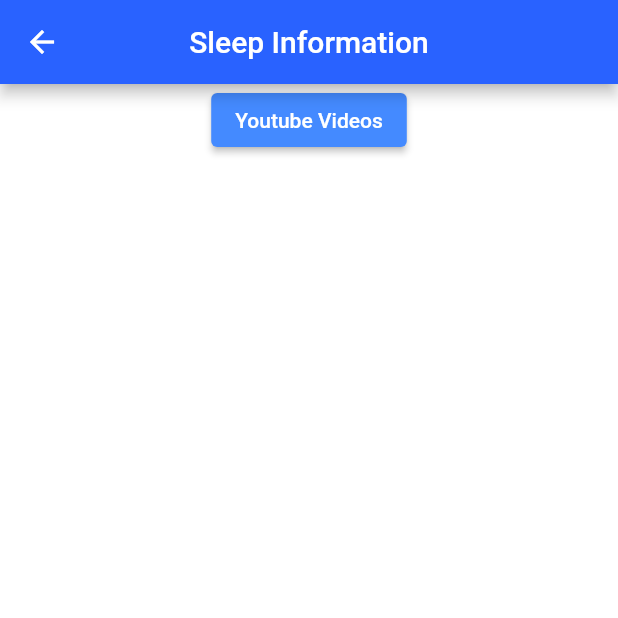
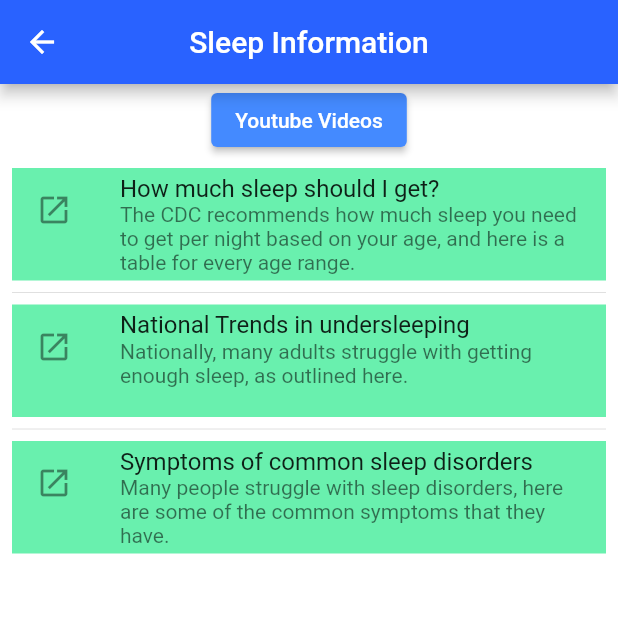
Before and after one commit to Snail51/SweetDreams, a Flutter app: the screen it shows after launch, after a tap on "More Info", on a phone screen of 412 x 824 dp, the top half of it. Run offline on Flutter 3.47's test engine with Material 2 defaults, Android fonts, the phone set to English and light mode, and no system bars; our stand-ins replace audioplayers, flutter_rating_bar; missing offline and left inert: time_range_picker.

Commit message:
Added scalable resource page, more resources can be added by adding an entry, a link, and a description to the respective arrays for each entry

```diff
--- a/lib/dreams/views/info_page.dart
+++ b/lib/dreams/views/info_page.dart
@@ -2,6 +2,7 @@ import 'package:flutter/cupertino.dart';
 import 'package:flutter/material.dart';
 import 'package:units/database.dart';
 import '../views/youtube_page.dart';
+import 'package:url_launcher/url_launcher.dart';
 
 class InfoPage extends StatefulWidget {
 
@@ -12,11 +13,74 @@ class InfoPage extends StatefulWidget {
   _InfoPageState createState() => _InfoPageState();
 }
 
+
+
 class _InfoPageState extends State<InfoPage>  {
   @override
   void initState() {
     super.initState();
   }
+
+  linksToWidget() {
+    List<Widget> content = [];
+    List<String> links = ["https://www.cdc.gov/sleep/features/getting-enough-sleep.html",
+        "https://www.cdc.gov/sleep/data-and-statistics/adults.html",
+    "https://www.sleepfoundation.org/sleep-disorders"
+    ];
+    List<String> names = ["How much sleep should I get?",
+      "National Trends in undersleeping",
+      "Symptoms of common sleep disorders"
+    ];
+    List<String> desc = ["The CDC recommends how much sleep you need to get per night based on your age, and here is a table for every age range.",
+      "Nationally, many adults struggle with getting enough sleep, as outlined here.",
+      "Many people struggle with sleep disorders, here are some of the common symptoms that they have."
+    ];
+
+
+    for(int i = 0; i < links.length; i++) {
+      content.add(ListTile(
+        leading: InkWell(
+          onTap: () => _launchUrl(Uri.parse(links[i])),
+          child: Icon(Icons.open_in_new),
+        ),
+        title: Text(names[i]),
+        subtitle:
+        Column(
+          crossAxisAlignment: CrossAxisAlignment.start,
+          children: [
+            Row(
+                children: <Widget>[
+                  Expanded(child: Text(desc[i]))]
+                ),
+              ],
+            ),
+        ),
+      );
+    }
+
+
+    return Expanded(child: ListView.separated(
+      padding: const EdgeInsets.all(8),
+      itemCount: content.length,
+      itemBuilder: (BuildContext context, int index)
+      {
+        return Container(
+          height: 75,
+          color: Colors.greenAccent,
+          child: content[index],
+        );
+      },
+      separatorBuilder: (BuildContext context, int index) => const Divider(),
+      addAutomaticKeepAlives: false,
+    ));
+  }
+
+  Future<void> _launchUrl(_url) async {
+    if (!await launchUrl(_url)) {
+      throw Exception('Could not launch $_url');
+    }
+  }
+
   @override
   Widget build(BuildContext context) {
     return Scaffold(
@@ -31,13 +95,14 @@ class _InfoPageState extends State<InfoPage>  {
             children: <Widget>[
               ElevatedButton(
                 style: ElevatedButton.styleFrom(
-                    primary: Colors.blueAccent
+                    backgroundColor: Colors.blueAccent
                 ),
                 child: Text('Youtube Videos'),
                 onPressed: () {
                   Navigator.push(context, MaterialPageRoute(builder: (context) => YoutubePage(database: widget.database)));
                 },
               ),
+              linksToWidget()
             ],
           )
       ),
--- a/pubspec.yaml
+++ b/pubspec.yaml
@@ -27,6 +27,7 @@ dependencies:
   flutter_rating_bar: 4.0.1
   time_range_picker: ^2.2.0
   audioplayers: ^0.20.1
+  url_launcher: ^6.1.10
 
   # The following adds the Cupertino Icons font to your application.
   # Use with the CupertinoIcons class for iOS style icons.
```
Also changed, not shown: pubspec.lock, 1 other file.
